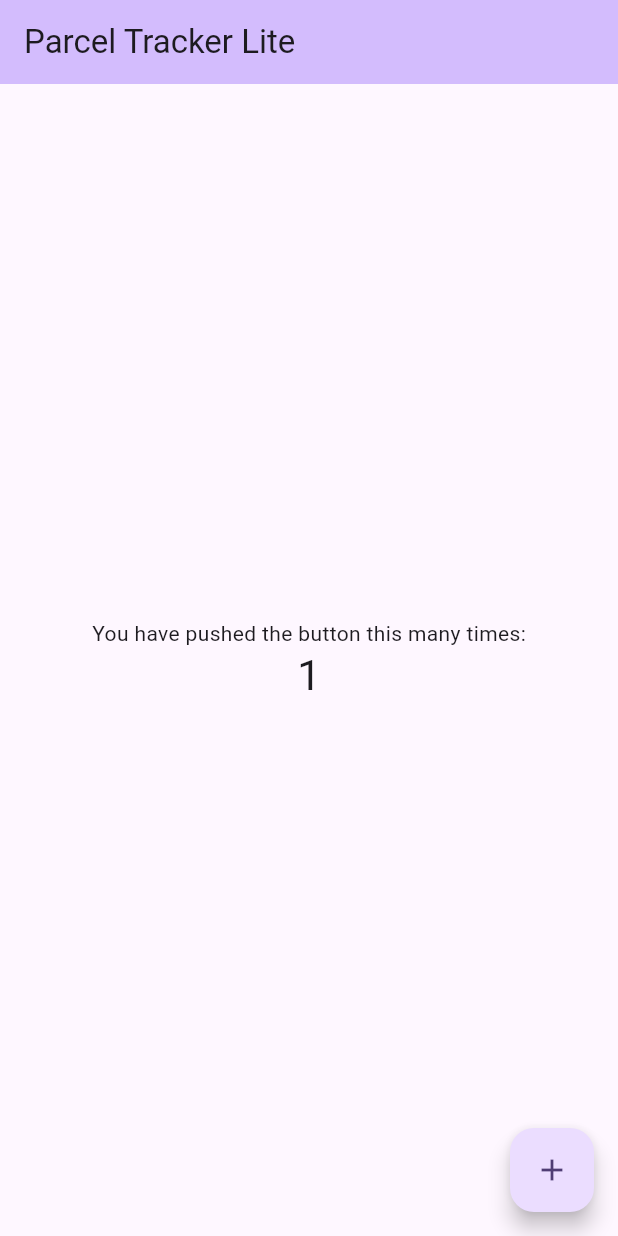
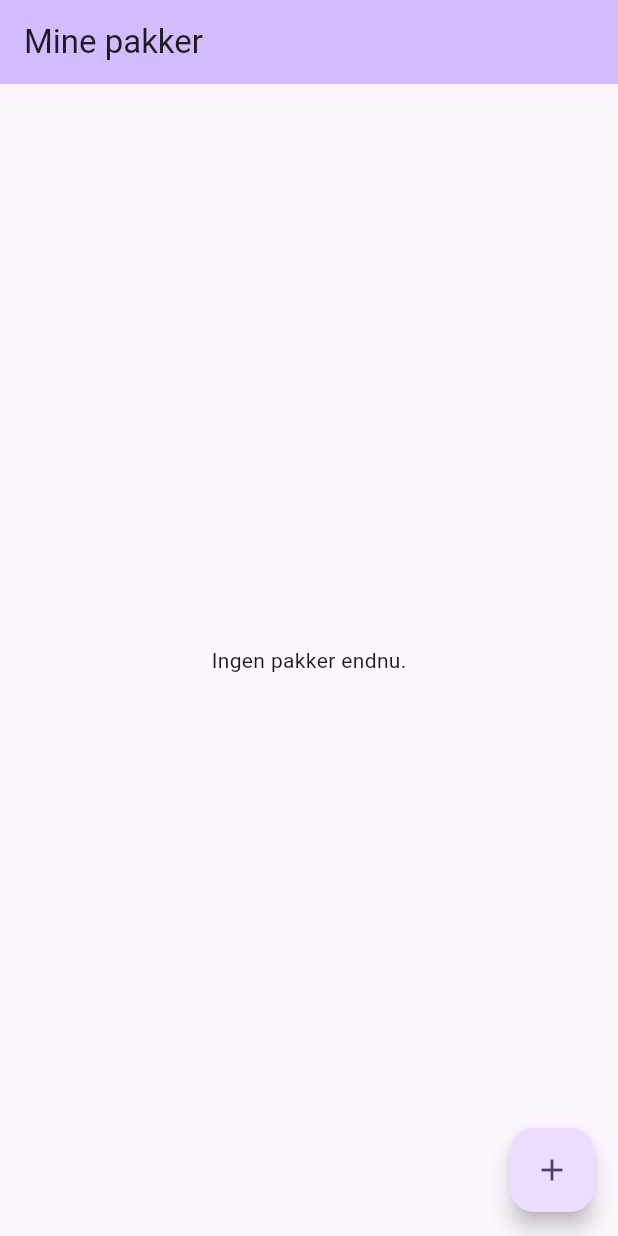
Before and after one commit to Avalin/Parcel-Tracker-Lite, a Flutter app: the screen it shows after launch, after a tap on the "add" icon, on a phone screen of 412 x 824 dp. Run offline on Flutter 3.47's test engine with Material 3 defaults, Android fonts, the phone set to English and light mode, and no system bars.

Commit message:
Added very basic immutable Parcel class and cleaned out counter logic in home page

```diff
--- /dev/null
+++ b/lib/features/parcels/models/parcel.dart
@@ -0,0 +1,11 @@
+class Parcel {
+  final String id;
+  final String trackingNumber;
+  final String postCode;
+
+  const Parcel({
+    required this.id,
+    required this.trackingNumber,
+    required this.postCode,
+  });
+}
--- a/lib/features/parcels/screens/my_home_page.dart
+++ b/lib/features/parcels/screens/my_home_page.dart
@@ -1,45 +1,28 @@
 import 'package:flutter/material.dart';
 
 class MyHomePage extends StatefulWidget {
-  const MyHomePage({super.key, required this.title});
-
-  final String title;
+  const MyHomePage({super.key});
 
   @override
   State<MyHomePage> createState() => _MyHomePageState();
 }
 
 class _MyHomePageState extends State<MyHomePage> {
-  int _counter = 0;
-
-  void _incrementCounter() {
-    setState(() {
-      _counter++;
-    });
-  }
-
   @override
   Widget build(BuildContext context) {
     return Scaffold(
       appBar: AppBar(
         backgroundColor: Theme.of(context).colorScheme.inversePrimary,
-        title: Text(widget.title),
+        title: const Text('Mine pakker'),
       ),
       body: Center(
-        child: Column(
-          mainAxisAlignment: .center,
-          children: [
-            const Text('You have pushed the button this many times:'),
-            Text(
-              '$_counter',
-              style: Theme.of(context).textTheme.headlineMedium,
-            ),
-          ],
-        ),
+        child: Center(
+          child: Text("Ingen pakker endnu.")
+        )
       ),
       floatingActionButton: FloatingActionButton(
-        onPressed: _incrementCounter,
-        tooltip: 'Increment',
+        onPressed: () {},
+        tooltip: 'Tilføj pakke',
         child: const Icon(Icons.add),
       ),
     );
```
